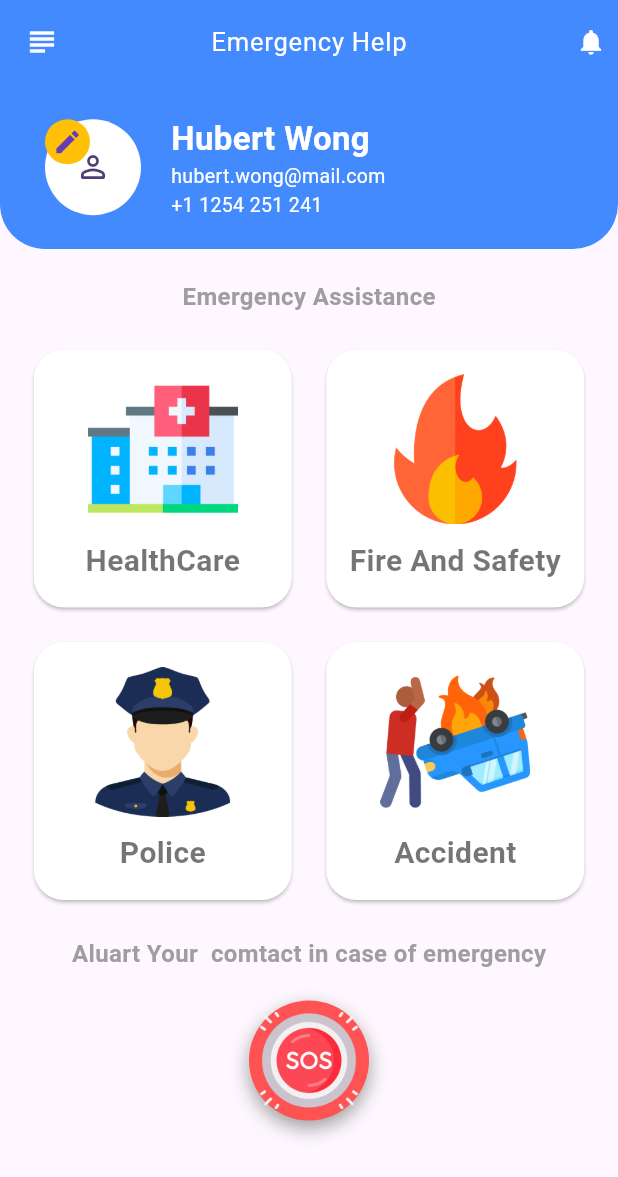
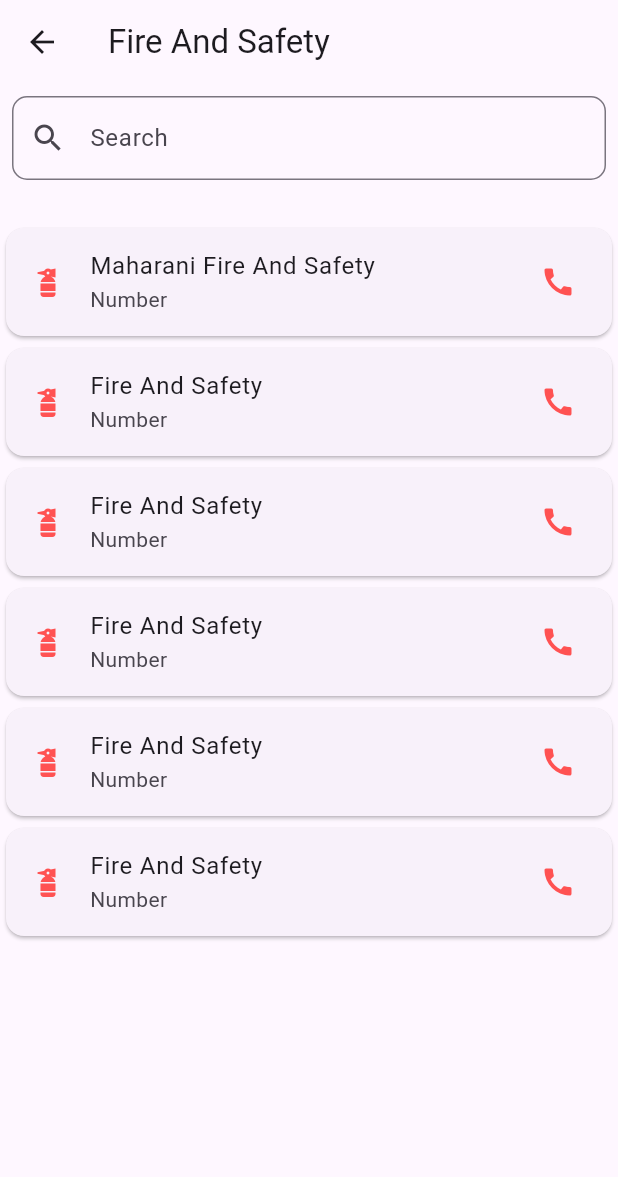
Before and after one commit to hydrationnirob/emergency_app, a Flutter app: the screen it shows after launch, after a tap on "Fire And Safety", on a phone screen of 412 x 824 dp. Shown: the top 1177 px of the screen. Run offline on Flutter 3.47's test engine with Material 2 defaults, Android fonts, the phone set to English and light mode, and no system bars.

Commit message:
FireAndSefety.dart Added

```diff
--- a/lib/App/App.dart
+++ b/lib/App/App.dart
@@ -1,4 +1,5 @@
-import 'package:emergency_app/Presentation/Ui/Screens/HomeScreen.dart';
+import 'package:emergency_app/Presentation/Ui/Screens/ButtonNavBar.dart';
+
 import 'package:flutter/cupertino.dart';
 import 'package:flutter/material.dart';
 
@@ -14,7 +15,7 @@ class Myapp extends StatelessWidget {
         colorScheme: ColorScheme.fromSeed(seedColor: Colors.deepPurple),
         useMaterial3: true,
       ),
-      home: const HomeScreen(),
+      home: const MainBottomNavScreen(),
     );
   }
 }
--- /dev/null
+++ b/lib/Presentation/Ui/Screens/ButtonNavBar.dart
@@ -0,0 +1,47 @@
+
+import 'package:flutter/material.dart';
+
+import 'HomeScreen.dart';
+
+class MainBottomNavScreen extends StatefulWidget {
+  const MainBottomNavScreen({super.key});
+
+  @override
+  State<MainBottomNavScreen> createState() => _MainBottomNavScreenState();
+}
+
+class _MainBottomNavScreenState extends State<MainBottomNavScreen> {
+  int _selectedIndex = 0;
+  final List<Widget> _screens = [
+    const HomeScreen(),
+    const HomeScreen(),
+    const HomeScreen(),
+
+  ];
+
+  @override
+  Widget build(BuildContext context) {
+    return Scaffold(
+      body: _screens[_selectedIndex],
+      bottomNavigationBar: BottomNavigationBar(
+        currentIndex: _selectedIndex,
+        onTap: (int index) {
+          _selectedIndex = index;
+          if (mounted) {
+            setState(() {});
+          }
+        },
+        selectedItemColor: Colors.blueAccent,
+        unselectedItemColor: Colors.grey,
+        showUnselectedLabels: true,
+        elevation: 4,
+        items: const [
+          BottomNavigationBarItem(icon: Icon(Icons.home_filled,), label: 'Home'),
+          BottomNavigationBarItem(icon: Icon(Icons.person,), label: 'Profile'),
+          BottomNavigationBarItem(icon: Icon(Icons.info,), label: 'Info'),
+
+        ],
+      ),
+    );
+  }
+}
--- /dev/null
+++ b/lib/Presentation/Ui/Screens/FireAndSefety.dart
@@ -0,0 +1,70 @@
+
+import 'package:flutter/material.dart';
+
+class FireAndSafety extends StatefulWidget {
+  const FireAndSafety({super.key});
+
+  @override
+  State<FireAndSafety> createState() => _FireAndSafetyState();
+}
+
+class _FireAndSafetyState extends State<FireAndSafety> {
+
+  List<String> fireAndSafety = [
+    "Maharani Fire And Safety",
+    "Fire And Safety",
+    "Fire And Safety",
+    "Fire And Safety",
+    "Fire And Safety",
+    "Fire And Safety",
+  ];
+
+
+  @override
+  Widget build(BuildContext context) {
+    return  Scaffold(
+      appBar: AppBar(
+        title: const Text("Fire And Safety"),
+      ),
+      body: SingleChildScrollView(
+        scrollDirection: Axis.vertical,
+        child: Center(
+          child: Column(
+            children: [
+              Padding(
+                padding: const EdgeInsets.all(8.0),
+                child: TextFormField(
+                  decoration: const InputDecoration(
+                    hintText: "Search",
+                    prefixIcon: Icon(Icons.search),
+                    border: OutlineInputBorder(
+                      borderRadius: BorderRadius.all(Radius.circular(10)),
+                    ),
+                  ),
+                ),
+              ),
+              const SizedBox(height: 20,),
+              SizedBox(
+                height: MediaQuery.of(context).size.height,
+                child: ListView.builder(itemBuilder: (context,index)
+                {
+
+                  return Card(
+                    child: ListTile(
+                      iconColor: Colors.redAccent,
+                      leading: const Icon(Icons.fire_extinguisher),
+                      title: Text(fireAndSafety[index]),
+                      subtitle: const Text("Number"),
+                      trailing: const Icon(Icons.call),
+                    ),
+                  );
+                },
+                  itemCount: fireAndSafety.length,
+                ),
+              ),
+            ],
+          ),
+        ),
+      ),);
+  }
+}
--- /dev/null
+++ b/lib/Presentation/Ui/Screens/HealthCareScreen.dart
@@ -0,0 +1,19 @@
+import 'package:flutter/cupertino.dart';
+import 'package:flutter/material.dart';
+
+class HealthCareScreen extends StatefulWidget {
+  const HealthCareScreen({super.key});
+
+  @override
+  State<HealthCareScreen> createState() => _HealthCareScreenState();
+}
+
+class _HealthCareScreenState extends State<HealthCareScreen> {
+  @override
+  Widget build(BuildContext context) {
+    return const Scaffold(
+      body: Center(
+        child: Text("HealthCareScreen"),
+      ),);
+  }
+}
--- a/lib/Presentation/Ui/Screens/HomeScreen.dart
+++ b/lib/Presentation/Ui/Screens/HomeScreen.dart
@@ -2,6 +2,9 @@ import 'package:emergency_app/Presentation/Ui/Utilts/assatsLocation.dart';
 import 'package:emergency_app/Presentation/Ui/widget/Appbar.dart';
 import 'package:emergency_app/Presentation/Ui/widget/HomeCard.dart';
 import 'package:flutter/material.dart';
+
+import 'FireAndSefety.dart';
+import 'HealthCareScreen.dart';
 
 class HomeScreen extends StatefulWidget {
   const HomeScreen({super.key});
@@ -19,19 +22,25 @@ class _HomeScreenState extends State<HomeScreen> {
         child: Column(
           crossAxisAlignment: CrossAxisAlignment.center,
           children: [
-            SizedBox(height: 20,),
-            Text("Emergency Assistance",style:
+            const SizedBox(height: 20,),
+            const Text("Emergency Assistance",style:
             TextStyle(fontSize: 16,fontWeight: FontWeight.bold ,color: Colors.grey ),),
-            SizedBox(height: 20,),
-            Wrap(
+            const SizedBox(height: 20,),
+             Wrap(
               spacing: 15,
               runSpacing: 15,
               children: [
                 HomeCard(
+                  onTap: (){
+                    Navigator.push(context, MaterialPageRoute(builder: (context)=>const HealthCareScreen()));
+                  },
                   image: AssatsLocation.hospitalPNG,
                   text: "HealthCare",
                 ),
                 HomeCard(
+                  onTap: (){
+                    Navigator.push(context, MaterialPageRoute(builder: (context)=>const FireAndSafety()));
+                  },
                   image: AssatsLocation.firePng,
                   text: "Fire And Safety",
                 ),
@@ -47,13 +56,13 @@ class _HomeScreenState extends State<HomeScreen> {
               ],
 
             ),
-            SizedBox(height: 20,),
-            Text("Aluart Your  comtact in case of emergency",style:TextStyle(
+            const SizedBox(height: 20,),
+            const Text("Aluart Your  comtact in case of emergency",style:TextStyle(
                 fontSize: 16,fontWeight: FontWeight.bold ,color: Colors.grey ),),
-            SizedBox(height: 20,),
+            const SizedBox(height: 20,),
             Container(
-              height: 80,
-              width: 80,
+              height: 100,
+              width: 100,
               decoration: BoxDecoration(
                 color: Colors.redAccent,
                 borderRadius: BorderRadius.circular(100),
--- a/lib/Presentation/Ui/widget/HomeCard.dart
+++ b/lib/Presentation/Ui/widget/HomeCard.dart
@@ -4,15 +4,18 @@ class HomeCard extends StatelessWidget {
    final String image;
   final  String text;
 
+  final onTap;
+
   const HomeCard({
 
-    super.key, required this.image, required this.text,
+    super.key, required this.image, required this.text, this.onTap,
   });
 
   @override
   Widget build(BuildContext context) {
     return InkWell(
-      onTap: (){},
+     borderRadius: BorderRadius.circular(20),
+      onTap: onTap,
       child: SizedBox(
         height: 180,
         width: 180,
@@ -24,7 +27,7 @@ class HomeCard extends StatelessWidget {
           child: Column(
             mainAxisAlignment: MainAxisAlignment.center,
             children: [
-              Image.asset(image,height: 100,width: 100,),
+              Image.asset(image,height: 100,width: 100),
               const SizedBox(height: 10,),
                Text(text,style: const TextStyle(fontSize: 20,fontWeight: FontWeight.bold,color: Colors.black54),),
             ],
```
